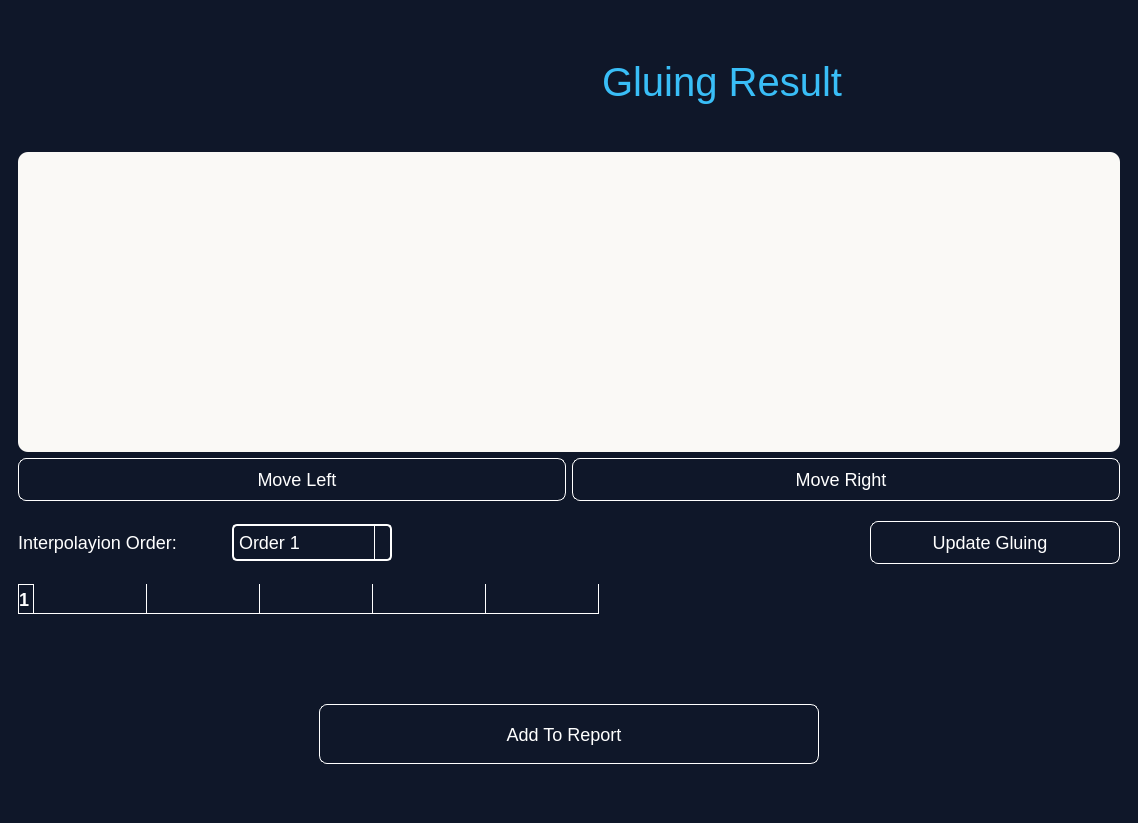
Qt form main.ui (karreemm/BioSignalScope-Real-time-Biological-Signals-Viewer) before a commit.
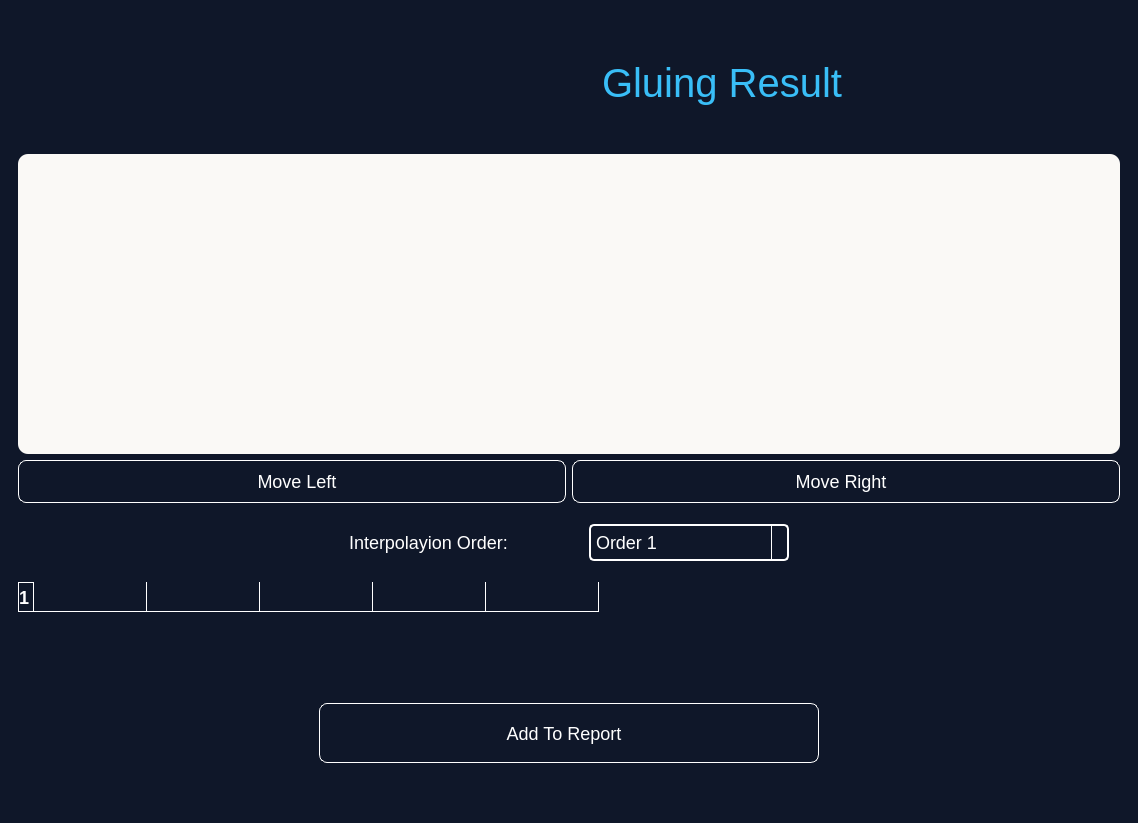
The same form after that commit. The open tabs and pages were chosen to show the change. Icons and pictures are not drawn.

Commit message: remove update signal

```diff
--- a/main.ui
+++ b/main.ui
@@ -1977,60 +1977,6 @@
                       <string>Order 4</string>
                      </property>
                     </item>
-                   </widget>
-                  </item>
-                  <item>
-                   <spacer name="horizontalSpacer_5">
-                    <property name="orientation">
-                     <enum>Qt::Horizontal</enum>
-                    </property>
-                    <property name="sizeHint" stdset="0">
-                     <size>
-                      <width>40</width>
-                      <height>20</height>
-                     </size>
-                    </property>
-                   </spacer>
-                  </item>
-                 </layout>
-                </item>
-                <item>
-                 <layout class="QHBoxLayout" name="horizontalLayout_24">
-                  <item>
-                   <widget class="QPushButton" name="UpdateGluingButton">
-                    <property name="minimumSize">
-                     <size>
-                      <width>250</width>
-                      <height>0</height>
-                     </size>
-                    </property>
-                    <property name="maximumSize">
-                     <size>
-                      <width>300</width>
-                      <height>16777215</height>
-                     </size>
-                    </property>
-                    <property name="layoutDirection">
-                     <enum>Qt::RightToLeft</enum>
-                    </property>
-                    <property name="styleSheet">
-                     <string notr="true">color: white;
- border: 1px solid #ffffff;   
-</string>
-                    </property>
-                    <property name="text">
-                     <string>Update Gluing  </string>
-                    </property>
-                    <property name="icon">
-                     <iconset resource="Images.qrc">
-                      <normaloff>:/Images/updateW.png</normaloff>:/Images/updateW.png</iconset>
-                    </property>
-                    <property name="iconSize">
-                     <size>
-                      <width>25</width>
-                      <height>25</height>
-                     </size>
-                    </property>
                    </widget>
                   </item>
                  </layout>
```
Left out of the diff: 2 changed lines with no effect on the pictures.
